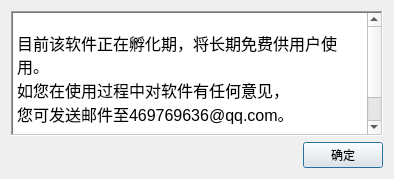
The window that UI/JKAbout.ui (Mr-WangJin/StockTool) describes before a commit, drawn with Qt 5.
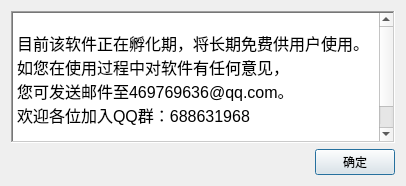
The same window after the commit.

```diff
--- a/UI/JKAbout.ui
+++ b/UI/JKAbout.ui
@@ -6,8 +6,8 @@
    <rect>
     <x>0</x>
     <y>0</y>
-    <width>394</width>
-    <height>179</height>
+    <width>406</width>
+    <height>186</height>
    </rect>
   </property>
   <property name="windowTitle">
@@ -31,6 +31,7 @@
 &lt;p style=&quot; margin-top:0px; margin-bottom:0px; margin-left:0px; margin-right:0px; -qt-block-indent:0; text-indent:0px;&quot;&gt;&lt;span style=&quot; font-size:12pt;&quot;&gt;目前该软件正在孵化期，将长期免费供用户使用。&lt;/span&gt;&lt;/p&gt;
 &lt;p style=&quot; margin-top:0px; margin-bottom:0px; margin-left:0px; margin-right:0px; -qt-block-indent:0; text-indent:0px;&quot;&gt;&lt;span style=&quot; font-size:12pt;&quot;&gt;如您在使用过程中对软件有任何意见，&lt;/span&gt;&lt;/p&gt;
 &lt;p style=&quot; margin-top:0px; margin-bottom:0px; margin-left:0px; margin-right:0px; -qt-block-indent:0; text-indent:0px;&quot;&gt;&lt;span style=&quot; font-size:12pt;&quot;&gt;您可发送邮件至469769636@qq.com。&lt;/span&gt;&lt;/p&gt;
+&lt;p style=&quot; margin-top:0px; margin-bottom:0px; margin-left:0px; margin-right:0px; -qt-block-indent:0; text-indent:0px;&quot;&gt;&lt;span style=&quot; font-size:12pt;&quot;&gt;欢迎各位加入QQ群：688631968&lt;/span&gt;&lt;/p&gt;
 &lt;p style=&quot;-qt-paragraph-type:empty; margin-top:0px; margin-bottom:0px; margin-left:0px; margin-right:0px; -qt-block-indent:0; text-indent:0px; font-size:12pt;&quot;&gt;&lt;br /&gt;&lt;/p&gt;
 &lt;p style=&quot; margin-top:0px; margin-bottom:0px; margin-left:0px; margin-right:0px; -qt-block-indent:0; text-indent:0px;&quot;&gt;&lt;span style=&quot; font-size:12pt;&quot;&gt;最新版软件访问&lt;/span&gt;https://pan.baidu.com/s/1eSnh90Q 获取。&lt;/p&gt;&lt;/body&gt;&lt;/html&gt;</string>
      </property>
```
